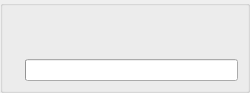
This is carac.ui in gabriellevy/destinLib as Qt 5 draws it before an edit. The edited form follows.
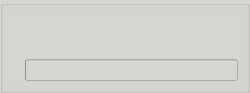
This is the edited form. Custom widgets are drawn as their Qt base class.

Diff of the .ui file:
```diff
--- a/carac.ui
+++ b/carac.ui
@@ -19,6 +19,9 @@
   <property name="windowTitle">
    <string>Form</string>
   </property>
+  <property name="styleSheet">
+   <string notr="true">background-color : rgba(211, 215, 207,180)</string>
+  </property>
   <layout class="QHBoxLayout" name="horizontalLayout">
    <property name="spacing">
     <number>0</number>
@@ -43,7 +46,7 @@
         <string extracomment="youpi je suis une tooltip"/>
        </property>
        <property name="autoFillBackground">
-        <bool>true</bool>
+        <bool>false</bool>
        </property>
        <property name="title">
         <string/>
```
